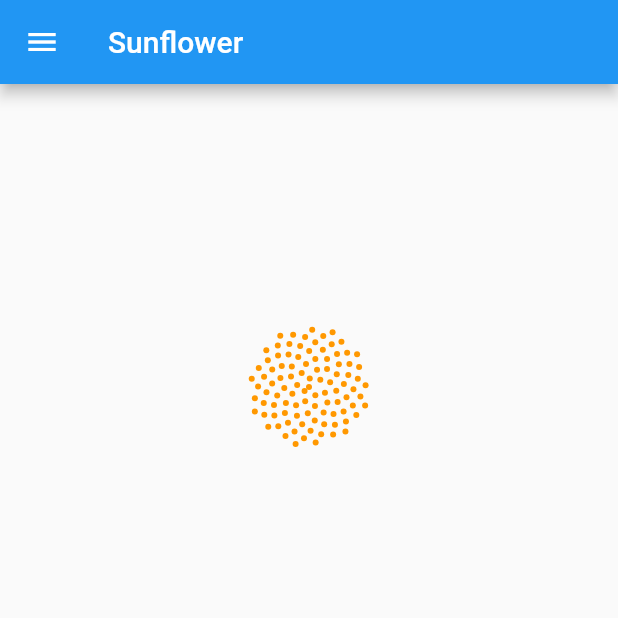
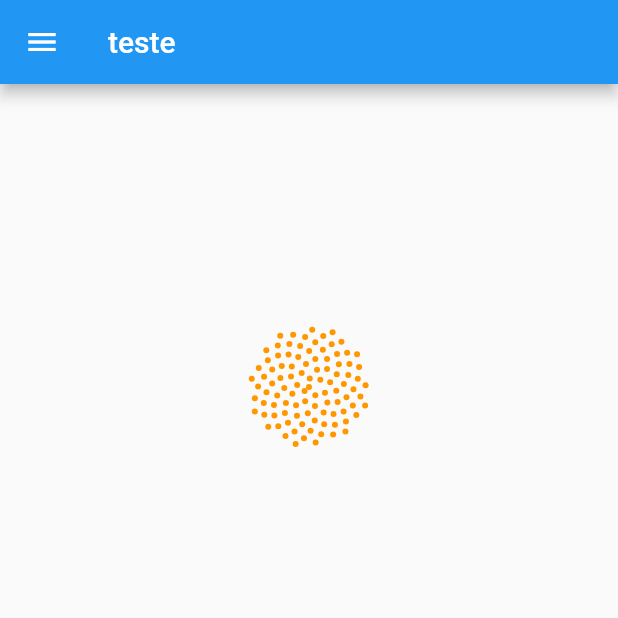
Before and after one commit to JBCFurtado/FlutterApp, a Flutter app: the screen it shows after launch, on a phone screen of 412 x 824 dp, the top half of it. Run offline on Flutter 3.47's test engine with Material 2 defaults, Android fonts, the phone set to English and light mode, and no system bars.

Commit message:
Título
Mudei o nome do Título

```diff
--- a/jobinho/lib/main.dart
+++ b/jobinho/lib/main.dart
@@ -82,7 +82,7 @@ class _SunflowerState extends State<Sunflower> {
         ),
       ),
       home: Scaffold(
-        appBar: AppBar(title: Text("Sunflower")),
+        appBar: AppBar(title: Text("teste")),
         drawer: Drawer(
             child: ListView(
           children: [
```
